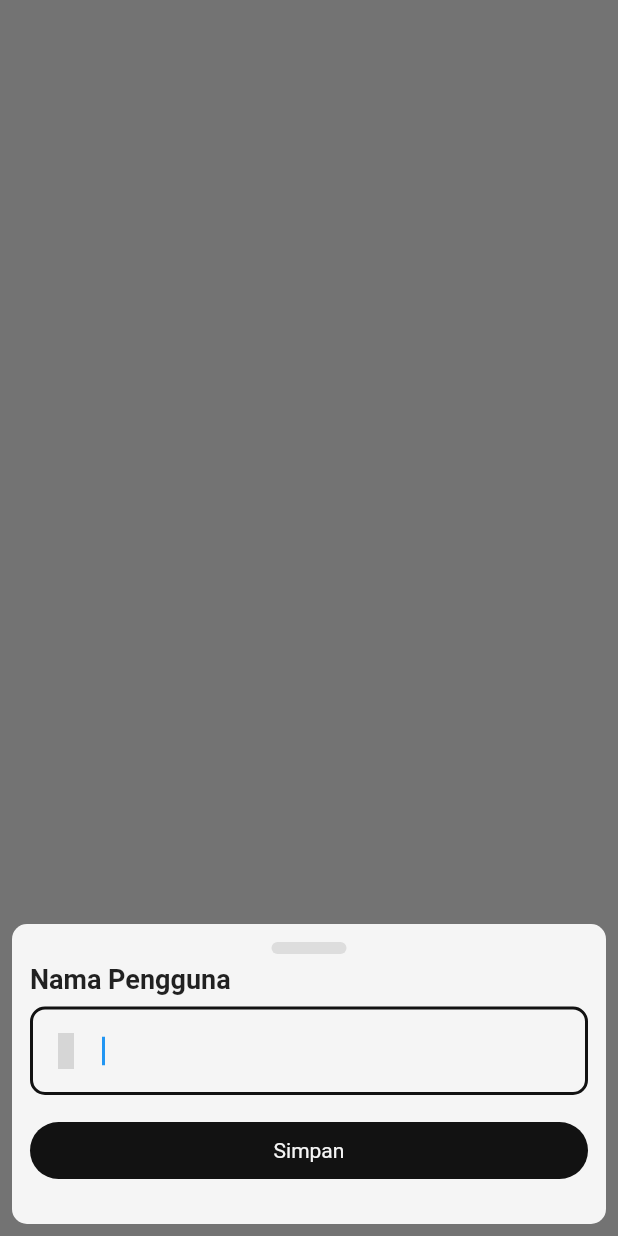
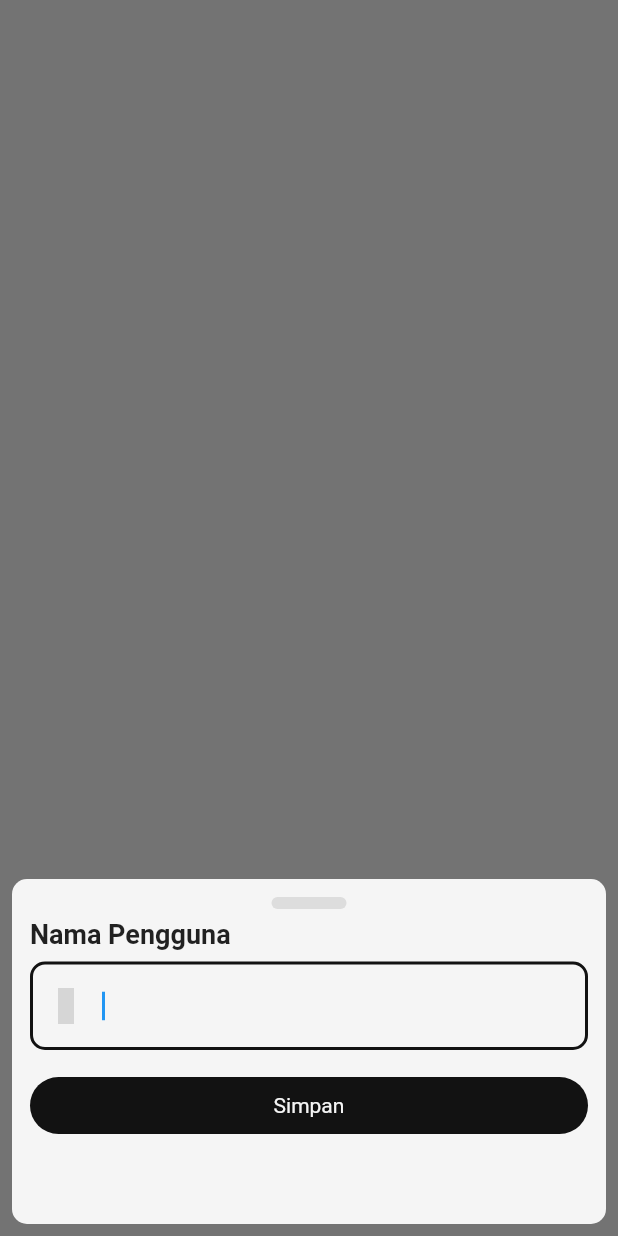
Before and after one commit to Imronarrosid/personal_project, a Flutter app: what showEditUserNameModal() shows on an empty page, opened directly, on a phone screen of 412 x 824 dp. Run offline on Flutter 3.47's test engine with Material 2 defaults, Android fonts, the phone set to English and light mode, and no system bars; our stand-ins replace bloc, cached_network_image, camera, chips_choice, cloud_firestore, cross_file and 19 more; missing offline and left inert: ffmpeg_kit_flutter_min_gpl, ffmpeg_wasm, file_selector, fraction, gal, get_thumbnail_video and 3 more; accounts and stored records are empty; network calls fail; grey boxes are pictures that could not be loaded.

```diff
--- a/lib/presentation/ui/edit_profile/edit_modal/edit_name_modal.dart
+++ b/lib/presentation/ui/edit_profile/edit_modal/edit_name_modal.dart
@@ -12,12 +12,11 @@ void showEditNameModal(BuildContext context, String name, Timestamp timestamp) {
 
   final GlobalKey<FormState> _formKey = GlobalKey<FormState>();
 
-
   String? validator(String? value) {
     if (value!.trim().isEmpty) {
-      return 'Nama tidak boleh kosong';
+      return 'Nama tidak boleh diawali spasi.';
     } else if (value.isEmpty) {
-      return 'Nama tidak boleh kosong';
+      return 'Nama tidak boleh kosong.';
     }
     return null; // Return null if the input is valid
   }
--- a/lib/presentation/ui/edit_profile/edit_modal/edit_user_name_modal.dart
+++ b/lib/presentation/ui/edit_profile/edit_modal/edit_user_name_modal.dart
@@ -2,8 +2,12 @@ import 'package:flutter/material.dart';
 import 'package:material_design_icons_flutter/material_design_icons_flutter.dart';
 import 'package:personal_project/constant/color.dart';
 import 'package:personal_project/constant/dimens.dart';
+import 'package:personal_project/utils/validator_edit_user_name.dart';
 
 void showEditUserNameModal(BuildContext context) {
+  final controller = TextEditingController();
+  final GlobalKey<FormState> _formKey = GlobalKey<FormState>();
+
   showModalBottomSheet(
       backgroundColor: Colors.transparent,
       isScrollControlled: true,
@@ -19,7 +23,7 @@ void showEditUserNameModal(BuildContext context) {
               decoration: BoxDecoration(
                   color: COLOR_white_fff5f5f5,
                   borderRadius: BorderRadius.circular(10)),
-              height: 200,
+              height: 230,
               child: Column(
                   crossAxisAlignment: CrossAxisAlignment.start,
                   children: [
@@ -49,12 +53,20 @@ void showEditUserNameModal(BuildContext context) {
                           colorScheme: ThemeData()
                               .colorScheme
                               .copyWith(primary: COLOR_black_ff121212)),
-                      child: TextField(
-                        autofocus: true,
-                        decoration: InputDecoration(
-                            prefixIcon: Icon(MdiIcons.at),
-                            border: OutlineInputBorder(
-                                borderRadius: BorderRadius.circular(10))),
+                      child: Form(
+                        key: _formKey,
+                        child: TextFormField(
+                          controller: controller,
+                          validator: validateNoWhitespace,
+                          onChanged: (value) {
+                            _formKey.currentState!.validate();
+                          },
+                          autofocus: true,
+                          decoration: InputDecoration(
+                              prefixIcon: Icon(MdiIcons.at),
+                              border: OutlineInputBorder(
+                                  borderRadius: BorderRadius.circular(10))),
+                        ),
                       ),
                     ),
                     SizedBox(
```
Also changed, not shown: lib/utils/validator_edit_user_name.dart (added, +10 -0 lines).
